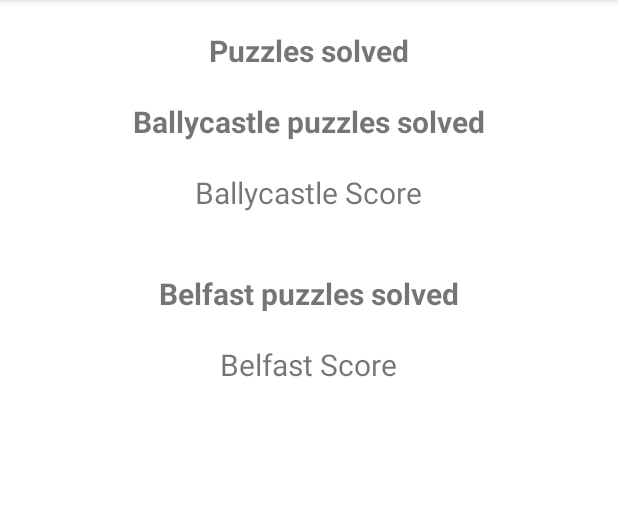
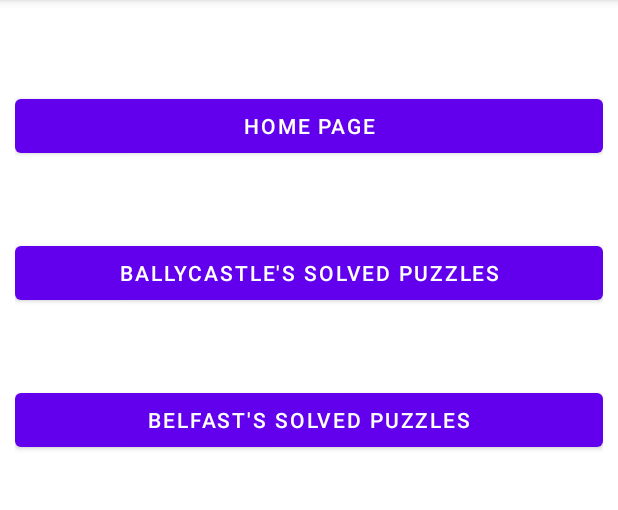
Before and after one commit to amccaughan900/Dissertation1.2, an Android app: the HomeActivity screen opened directly, with no data from a screen before it, after a tap on "COMPLETED PUZZLES", on a phone screen of 412 x 824 dp, the part 84-594 px from its top. Run offline under Robolectric (Android 15) with nearby library versions, the phone set to English and light mode, and no system bars.

Commit message:
Dissertation App 1.7 -Removed puzzleSolved Activity and layout -Added 3 new activities, one to allow the user to navigate to puzzles they already solved and the region that the puzzles are based on. The other activities hold a listview of all the puzzles solved already by the user based on the region they choose.
-BallycastleActivity & BelfastActivity.
-Moved variable puzzleNumber to initialise before checking if puzzle is solved.
-Added an && condition alongside checkPuzzleSolved in BallycastleActivity and BelfastActivity to check if spinner string is not equal to puzzle completed string as users that entered answers for puzzles already solved would get incorrect answer message pop up when it should be puzzle already solved message pop up. This was due to the puzzle clue changing when a puzzle is answered correctly.

- BallycastleSolvedActivity & BelfastSolvedActivity
-Added score counter to show users their score.
-Set adapter to listview that displays each puzzle solved per row. This contains puzzle name and puzzle answer
-Listview adapter calls on selectAllSolved method from DBHelper to retrieve all records that have been solved for that region and applies it to the listview.

-DBHelper
-Amended SQL statement for checkPuzzleSolved as it was using region id to compare with isSolved column which is incorrect. Added check for region id
-Added selectAllSolved list method which passes in Puzzle Model. The database selects all puzzles that have been solved in a particular region by the current user and adds them to the Puzzle Model to be passed into string before adding to listview. This repeats until all records have been checked.

- HomeActivity
-Changed intent of completePuzzles to SelectSolvedLocationActivity

PuzzleModel
-Created Puzzle Model to pass database records into listview. Added a method to show the text that will be entered into the listview.

```diff
--- a/app/src/main/java/com/example/dissertation12/BallycastleActivity.java
+++ b/app/src/main/java/com/example/dissertation12/BallycastleActivity.java
@@ -137,6 +137,8 @@ public class BallycastleActivity extends AppCompatActivity
                 String userAnswer = edittext_answer.getText().toString();
                 String lowerCaseUserAnswer = userAnswer.toLowerCase();
 
+                int puzzleNumber = currentItem + 1;
+
                 if(lowerCaseUserAnswer.equals(""))
                 {
                     Toast.makeText(BallycastleActivity.this, "Please enter an answer", Toast.LENGTH_SHORT).show();
@@ -145,7 +147,7 @@ public class BallycastleActivity extends AppCompatActivity
                 {
                     Boolean checkPuzzleSolved = MyDB.checkPuzzleSolved(spUserID, ballycastlePuzzles[currentItem], currentRegionID);
 
-                    if(checkPuzzleSolved==false)
+                    if(checkPuzzleSolved==false && !ballycastlePuzzles[currentItem].equals("PUZZLE " + puzzleNumber + ": COMPLETED"))
                     {
                         Boolean checkAnswer = MyDB.checkUserVSPuzzleAnswer(ballycastlePuzzles[currentItem], lowerCaseUserAnswer);
 
@@ -162,7 +164,7 @@ public class BallycastleActivity extends AppCompatActivity
                                 String strScore = String.valueOf(userScore);
                                 scoreCounter.setText("Score: " + strScore + "/" + strTotalScore);
 
-                                int puzzleNumber = currentItem + 1;
+
                                 ballycastlePuzzles[currentItem] = "PUZZLE " + puzzleNumber + ": COMPLETED";
 
                                 String itemPuzzle = spinner_ballycastle.getSelectedItem().toString();
--- a/app/src/main/java/com/example/dissertation12/BelfastActivity.java
+++ b/app/src/main/java/com/example/dissertation12/BelfastActivity.java
@@ -130,6 +130,8 @@ public class BelfastActivity extends AppCompatActivity
                 String userAnswer = edittext_answer.getText().toString();
                 String lowerCaseUserAnswer = userAnswer.toLowerCase();
 
+                int puzzleNumber = currentItem + 1;
+
                 if(lowerCaseUserAnswer.equals(""))
                 {
                     Toast.makeText(BelfastActivity.this, "Please enter an answer", Toast.LENGTH_SHORT).show();
@@ -138,7 +140,7 @@ public class BelfastActivity extends AppCompatActivity
                 {
                     Boolean checkPuzzleSolved = MyDB.checkPuzzleSolved(spUserID, belfastPuzzles[currentItem], currentRegionID);
 
-                    if(checkPuzzleSolved==false)
+                    if(checkPuzzleSolved==false && !belfastPuzzles[currentItem].equals("PUZZLE " + puzzleNumber + ": COMPLETED"))
                     {
                         Boolean checkAnswer = MyDB.checkUserVSPuzzleAnswer(belfastPuzzles[currentItem], lowerCaseUserAnswer);
 
@@ -155,7 +157,6 @@ public class BelfastActivity extends AppCompatActivity
                                 String strScore = String.valueOf(userScore);
                                 scoreCounter.setText("Score: " + strScore + "/" + strTotalScore);
 
-                                int puzzleNumber = currentItem + 1;
                                 belfastPuzzles[currentItem] = "PUZZLE " + puzzleNumber + ": COMPLETED";
 
                                 String itemPuzzle = spinner_belfast.getSelectedItem().toString();
--- a/app/src/main/java/com/example/dissertation12/HomeActivity.java
+++ b/app/src/main/java/com/example/dissertation12/HomeActivity.java
@@ -31,23 +31,12 @@ public class HomeActivity extends AppCompatActivity
         sp = (TextView) findViewById(R.id.textViewSharedPreferences);
 
         SharedPreferences sharedPreferences = PreferenceManager.getDefaultSharedPreferences(getApplicationContext());
-//        SharedPreferences.Editor editor = sharedPreferences.edit();
-
-        // int userid = 1;
-        // editor.putInt("id", userid);
-        // editor.putString("Username", "Conor");
-        // editor.apply();
 
         String spUsername = sharedPreferences.getString("Username", "No Username Found");
         int spUserID = sharedPreferences.getInt("id", 0);
         String txtSpUserID = String.valueOf(spUserID);
         userID.setText(txtSpUserID);
         sp.setText(spUsername);
-//        Bundle extras = getIntent().getExtras();
-//        if(extras!=null)
-//        {
-//            userID.setText("User ID is "+extras.getString("UserName"));
-//        }
 
         solvePuzzles.setOnClickListener(new View.OnClickListener()
         {
@@ -64,7 +53,7 @@ public class HomeActivity extends AppCompatActivity
             @Override
             public void onClick(View view)
             {
-                Intent intent = new Intent(getApplicationContext(), puzzlesSolved.class);
+                Intent intent = new Intent(getApplicationContext(), SelectSolvedLocationActivity.class);
                 startActivity(intent);
             }
         });
--- /dev/null
+++ b/app/src/main/java/com/example/dissertation12/SelectSolvedLocationActivity.java
@@ -0,0 +1,55 @@
+package com.example.dissertation12;
+
+import androidx.appcompat.app.AppCompatActivity;
+
+import android.content.Intent;
+import android.os.Bundle;
+import android.view.View;
+import android.widget.Button;
+
+public class SelectSolvedLocationActivity extends AppCompatActivity
+{
+
+    Button home, solvedBallycastle, solvedBelfast;
+
+    @Override
+    protected void onCreate(Bundle savedInstanceState)
+    {
+        super.onCreate(savedInstanceState);
+        setContentView(R.layout.activity_select_solved_location);
+
+        home = findViewById(R.id.btnToHome);
+        solvedBallycastle = findViewById(R.id.btnToBallycastleSolved);
+        solvedBelfast = findViewById(R.id.btnToBelfastSolved);
+
+        home.setOnClickListener(new View.OnClickListener()
+        {
+            @Override
+            public void onClick(View view)
+            {
+                Intent toRegion = new Intent(getApplicationContext(), HomeActivity.class);
+                startActivity(toRegion);
+            }
+        });
+
+        solvedBallycastle.setOnClickListener(new View.OnClickListener()
+        {
+            @Override
+            public void onClick(View view)
+            {
+                Intent intent = new Intent(getApplicationContext(), BallycastleSolvedActivity.class);
+                startActivity(intent);
+            }
+        });
+
+        solvedBelfast.setOnClickListener(new View.OnClickListener()
+        {
+            @Override
+            public void onClick(View view)
+            {
+                Intent intent = new Intent(getApplicationContext(), BelfastSolvedActivity.class);
+                startActivity(intent);
+            }
+        });
+    }
+}
--- a/app/src/main/java/com/example/dissertation12/puzzlesSolved.java
+++ /dev/null
@@ -1,31 +0,0 @@
-package com.example.dissertation12;
-
-import androidx.appcompat.app.AppCompatActivity;
-
-import android.content.Intent;
-import android.os.Bundle;
-import android.view.View;
-import android.widget.Button;
-
-public class puzzlesSolved extends AppCompatActivity {
-
-   Button randomButton;
-
-    @Override
-    protected void onCreate(Bundle savedInstanceState) {
-        super.onCreate(savedInstanceState);
-        setContentView(R.layout.activity_puzzles_solved);
-
-        randomButton = findViewById(R.id.button2);
-
-        randomButton.setOnClickListener(new View.OnClickListener()
-        {
-            @Override
-            public void onClick(View view)
-            {
-                Intent intent = new Intent(getApplicationContext(), HomeActivity.class);
-                startActivity(intent);
-            }
-        });
-    }
-}
--- a/app/src/main/res/layout/activity_puzzles_solved.xml
+++ /dev/null
@@ -1,90 +0,0 @@
-<RelativeLayout xmlns:android="http://schemas.android.com/apk/res/android"
-    android:layout_width="fill_parent"
-    android:layout_height="fill_parent"
-
-    xmlns:tools="http://schemas.android.com/tools"
-    tools:context=".puzzlesSolved">
-
-    <ScrollView
-        android:id="@+id/scrollView1"
-        android:layout_width="fill_parent"
-        android:layout_height="match_parent"
-        android:layout_centerVertical="true">
-
-        <LinearLayout
-            android:id="@+id/linearLayout1"
-            android:layout_width="match_parent"
-            android:layout_height="wrap_content"
-            android:orientation="vertical">
-
-            <TextView
-                android:id="@+id/textviewpuzzleSolvedTitle"
-                android:layout_width="wrap_content"
-                android:layout_height="wrap_content"
-                android:layout_gravity="center_horizontal"
-                android:layout_marginTop="20dp"
-                android:text="Puzzles solved"
-                android:textSize="20sp"
-                android:textStyle="bold" />
-
-            <TextView
-                android:id="@+id/ballycastlePuzzlesSolved"
-                android:layout_width="wrap_content"
-                android:layout_height="wrap_content"
-                android:layout_below="@+id/textviewpuzzleSolvedTitle"
-                android:layout_gravity="center_horizontal"
-                android:layout_marginTop="20dp"
-                android:text="Ballycastle puzzles solved"
-                android:textSize="20sp"
-                android:textStyle="bold" />
-
-            <TextView
-                android:id="@+id/ballycastleScore"
-                android:layout_width="wrap_content"
-                android:layout_height="wrap_content"
-                android:layout_below="@id/ballycastlePuzzlesSolved"
-                android:layout_gravity="center_horizontal"
-                android:layout_marginTop="20dp"
-                android:text="Ballycastle Score"
-                android:textSize="20sp" />
-
-            <ListView
-                android:id="@+id/ballycastleSolvedRecords"
-                android:layout_width="match_parent"
-                android:layout_height="match_parent"
-                android:layout_below="@+id/ballycastleScore"
-                android:layout_marginTop="20dp" />
-
-            <TextView
-                android:id="@+id/belfastPuzzlesSolved"
-                android:layout_width="wrap_content"
-                android:layout_height="wrap_content"
-                android:layout_below="@+id/ballycastleSolvedRecords"
-                android:layout_gravity="center_horizontal"
-                android:layout_marginTop="20dp"
-                android:text="Belfast puzzles solved"
-                android:textSize="20sp"
-                android:textStyle="bold" />
-
-            <TextView
-                android:id="@+id/belfastScore"
-                android:layout_width="wrap_content"
-                android:layout_height="wrap_content"
-                android:layout_below="@id/belfastPuzzlesSolved"
-                android:layout_gravity="center_horizontal"
-                android:layout_marginTop="20dp"
-                android:text="Belfast Score"
-                android:textSize="20sp" />
-
-            <ListView
-                android:id="@+id/belfastSolvedRecords"
-                android:layout_width="match_parent"
-                android:layout_height="match_parent"
-                android:layout_below="@+id/belfastScore"
-                android:layout_marginTop="20dp"/>
-
-
-        </LinearLayout>
-
-    </ScrollView>
-</RelativeLayout>
--- /dev/null
+++ b/app/src/main/res/layout/activity_select_solved_location.xml
@@ -0,0 +1,36 @@
+<?xml version="1.0" encoding="utf-8"?>
+<RelativeLayout xmlns:android="http://schemas.android.com/apk/res/android"
+    xmlns:app="http://schemas.android.com/apk/res-auto"
+    xmlns:tools="http://schemas.android.com/tools"
+    android:layout_width="match_parent"
+    android:layout_height="match_parent"
+    android:padding="10dp"
+    tools:context=".SelectSolvedLocationActivity">
+
+    <Button
+        android:id="@+id/btnToHome"
+        android:layout_width="match_parent"
+        android:layout_height="wrap_content"
+        android:text="Home Page"
+        android:textColor="@color/white"
+        android:layout_marginTop="50dp" />
+
+    <Button
+        android:id="@+id/btnToBallycastleSolved"
+        android:layout_width="match_parent"
+        android:layout_height="wrap_content"
+        android:layout_below="@+id/btnToHome"
+        android:layout_marginTop="50dp"
+        android:text="Ballycastle's Solved Puzzles"
+        android:textColor="@color/white" />
+
+    <Button
+        android:id="@+id/btnToBelfastSolved"
+        android:layout_width="match_parent"
+        android:layout_height="wrap_content"
+        android:text="Belfast's Solved Puzzles"
+        android:textColor="@color/white"
+        android:layout_marginTop="50dp"
+        android:layout_below="@+id/btnToBallycastleSolved"/>
+
+</RelativeLayout>
```
Also changed, not shown: app/src/main/AndroidManifest.xml (+8 -2 lines), app/src/main/java/com/example/dissertation12/BallycastleSolvedActivity.java (added, +58 -0 lines), app/src/main/java/com/example/dissertation12/BelfastSolvedActivity.java (added, +53 -0 lines), app/src/main/java/com/example/dissertation12/DBHelper.java (+45 -3 lines), app/src/main/java/com/example/dissertation12/PuzzleModel.java (added, +37 -0 lines), app/src/main/res/layout/activity_ballycastle_solved.xml (added, +49 -0 lines), app/src/main/res/layout/activity_belfast_solved.xml (added, +49 -0 lines).
